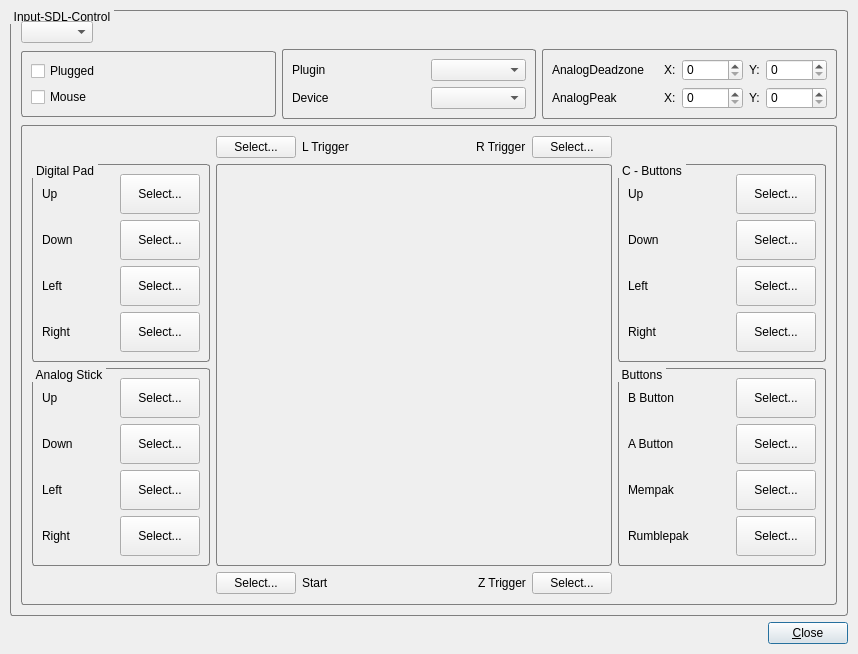
mupen64plus/mupen64plus-ui-python, file src/m64py/ui/input.ui: the form before one commit.
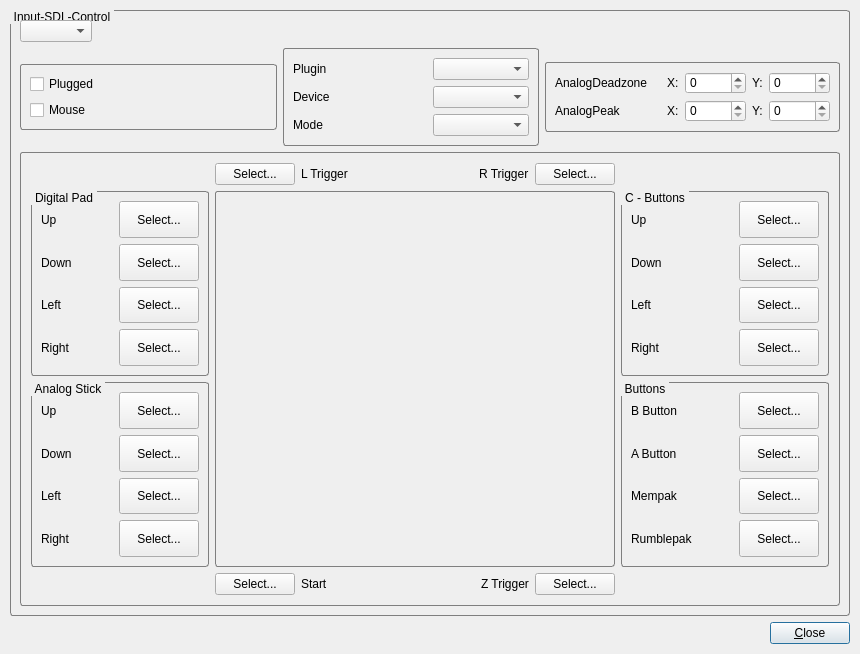
The form after the commit. Icons and pictures are not drawn. Custom widgets are drawn as their Qt base class.

Commit message: add mode option to input

The edit to the form file:
```diff
--- a/src/m64py/ui/input.ui
+++ b/src/m64py/ui/input.ui
@@ -6,7 +6,7 @@
    <rect>
     <x>0</x>
     <y>0</y>
-    <width>858</width>
+    <width>860</width>
     <height>654</height>
    </rect>
   </property>
@@ -57,9 +57,6 @@
       <string>Input-SDL-Control</string>
      </property>
      <layout class="QVBoxLayout" name="verticalLayout_6">
-      <property name="margin">
-       <number>10</number>
-      </property>
       <item>
        <layout class="QHBoxLayout" name="horizontalLayout_4">
         <item>
@@ -88,7 +85,7 @@
        </layout>
       </item>
       <item>
-       <layout class="QGridLayout" name="gridLayout_7">
+       <layout class="QGridLayout" name="gridLayout_2">
         <item row="0" column="0">
          <widget class="QGroupBox" name="groupBox_4">
           <property name="sizePolicy">
@@ -141,7 +138,36 @@
           </property>
           <layout class="QVBoxLayout" name="verticalLayout_9">
            <item>
-            <layout class="QGridLayout" name="gridLayout_2">
+            <layout class="QGridLayout" name="gridLayout_7">
+             <item row="0" column="0">
+              <widget class="QLabel" name="label_17">
+               <property name="sizePolicy">
+                <sizepolicy hsizetype="Minimum" vsizetype="Minimum">
+                 <horstretch>0</horstretch>
+                 <verstretch>0</verstretch>
+                </sizepolicy>
+               </property>
+               <property name="text">
+                <string>Plugin</string>
+               </property>
+              </widget>
+             </item>
+             <item row="0" column="1">
+              <spacer name="horizontalSpacer_29">
+               <property name="orientation">
+                <enum>Qt::Horizontal</enum>
+               </property>
+               <property name="sizeType">
+                <enum>QSizePolicy::MinimumExpanding</enum>
+               </property>
+               <property name="sizeHint" stdset="0">
+                <size>
+                 <width>40</width>
+                 <height>20</height>
+                </size>
+               </property>
+              </spacer>
+             </item>
              <item row="0" column="2">
               <widget class="QComboBox" name="comboPlugin">
                <property name="sizePolicy">
@@ -153,15 +179,28 @@
               </widget>
              </item>
              <item row="1" column="0">
-              <widget class="QLabel" name="label">
+              <widget class="QLabel" name="label_18">
                <property name="text">
                 <string>Device</string>
                </property>
-               <property name="buddy">
-                <cstring>comboDevice</cstring>
-               </property>
               </widget>
              </item>
+             <item row="1" column="1">
+              <spacer name="horizontalSpacer_30">
+               <property name="orientation">
+                <enum>Qt::Horizontal</enum>
+               </property>
+               <property name="sizeType">
+                <enum>QSizePolicy::MinimumExpanding</enum>
+               </property>
+               <property name="sizeHint" stdset="0">
+                <size>
+                 <width>40</width>
+                 <height>20</height>
+                </size>
+               </property>
+              </spacer>
+             </item>
              <item row="1" column="2">
               <widget class="QComboBox" name="comboDevice">
                <property name="sizePolicy">
@@ -172,54 +211,39 @@
                </property>
               </widget>
              </item>
-             <item row="0" column="0">
-              <widget class="QLabel" name="label_2">
+             <item row="2" column="0">
+              <widget class="QLabel" name="label_19">
+               <property name="text">
+                <string>Mode</string>
+               </property>
+              </widget>
+             </item>
+             <item row="2" column="1">
+              <spacer name="horizontalSpacer_31">
+               <property name="orientation">
+                <enum>Qt::Horizontal</enum>
+               </property>
+               <property name="sizeType">
+                <enum>QSizePolicy::MinimumExpanding</enum>
+               </property>
+               <property name="sizeHint" stdset="0">
+                <size>
+                 <width>40</width>
+                 <height>20</height>
+                </size>
+               </property>
+              </spacer>
+             </item>
+             <item row="2" column="2">
+              <widget class="QComboBox" name="comboMode">
                <property name="sizePolicy">
-                <sizepolicy hsizetype="Minimum" vsizetype="Minimum">
+                <sizepolicy hsizetype="MinimumExpanding" vsizetype="Minimum">
                  <horstretch>0</horstretch>
                  <verstretch>0</verstretch>
                 </sizepolicy>
                </property>
-               <property name="text">
-                <string>Plugin</string>
-               </property>
-               <property name="buddy">
-                <cstring>comboPlugin</cstring>
-               </property>
               </widget>
              </item>
-             <item row="1" column="1">
-              <spacer name="horizontalSpacer_8">
-               <property name="orientation">
-                <enum>Qt::Horizontal</enum>
-               </property>
-               <property name="sizeType">
-                <enum>QSizePolicy::MinimumExpanding</enum>
-               </property>
-               <property name="sizeHint" stdset="0">
-                <size>
-                 <width>40</width>
-                 <height>20</height>
-                </size>
-               </property>
-              </spacer>
-             </item>
-             <item row="0" column="1">
-              <spacer name="horizontalSpacer_7">
-               <property name="orientation">
-                <enum>Qt::Horizontal</enum>
-               </property>
-               <property name="sizeType">
-                <enum>QSizePolicy::MinimumExpanding</enum>
-               </property>
-               <property name="sizeHint" stdset="0">
-                <size>
-                 <width>40</width>
-                 <height>20</height>
-                </size>
-               </property>
-              </spacer>
-             </item>
             </layout>
            </item>
           </layout>
```
The commit also changes 2 other files.
